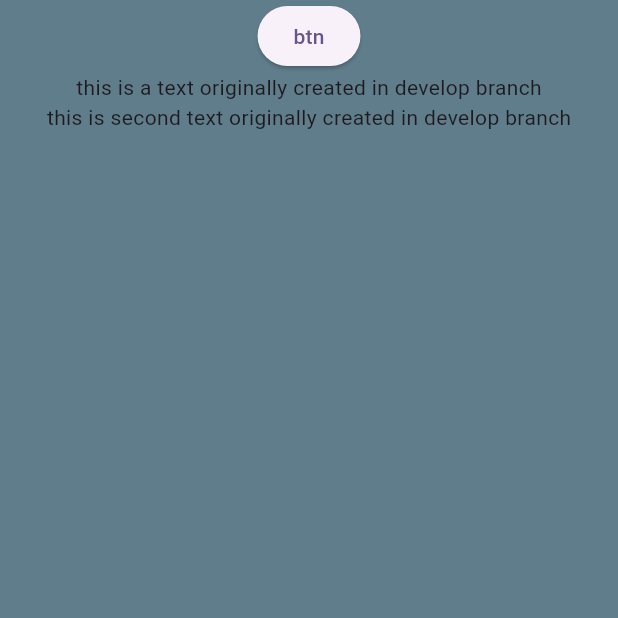
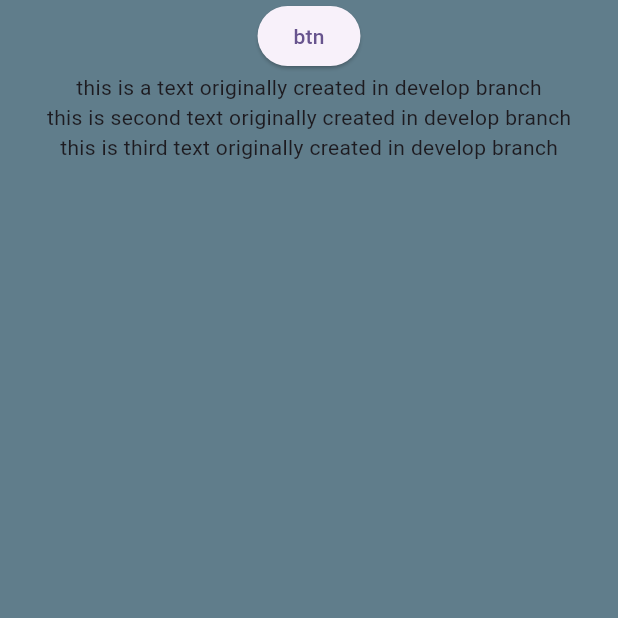
Before and after one commit to mosayeb-masoumi/test-git, a Flutter app: the screen it shows after launch, on a phone screen of 412 x 824 dp, the top half of it. Run offline on Flutter 3.47's test engine with Material 3 defaults, Android fonts, the phone set to English and light mode, and no system bars.

Commit message:
third commit in develop branch

```diff
--- a/lib/home_page.dart
+++ b/lib/home_page.dart
@@ -33,6 +33,7 @@ class _HomePageState extends State<HomePage> {
 
               Text("this is a text originally created in develop branch"),
               Text("this is second text originally created in develop branch"),
+              Text("this is third text originally created in develop branch"),
 
             ],
           ),
```
